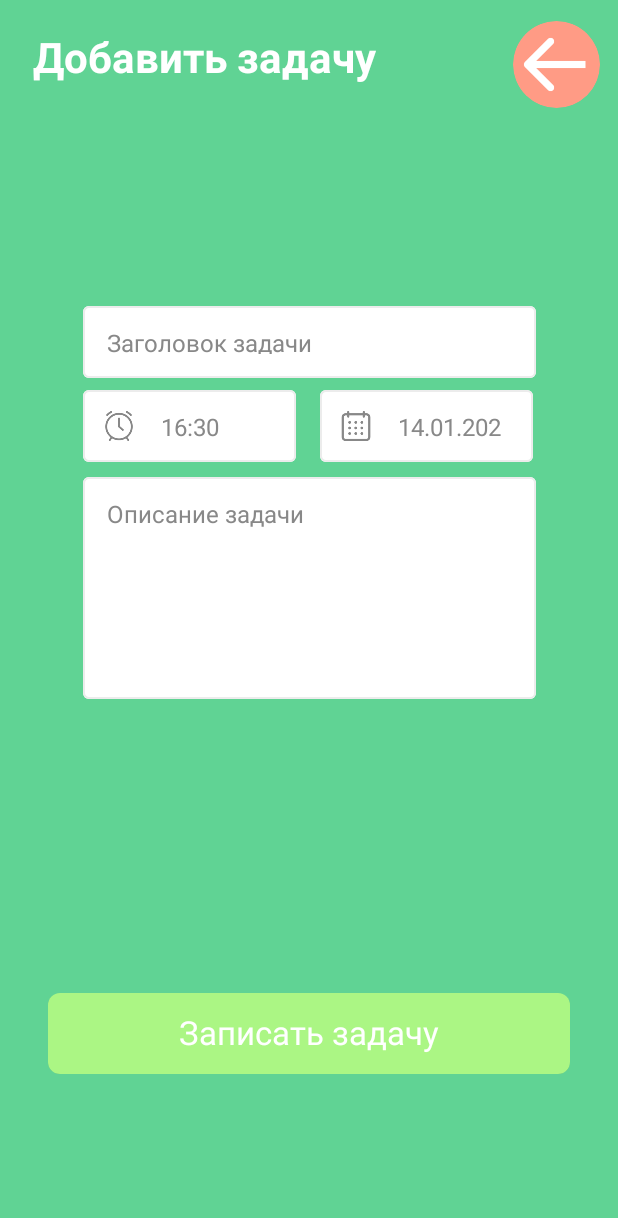
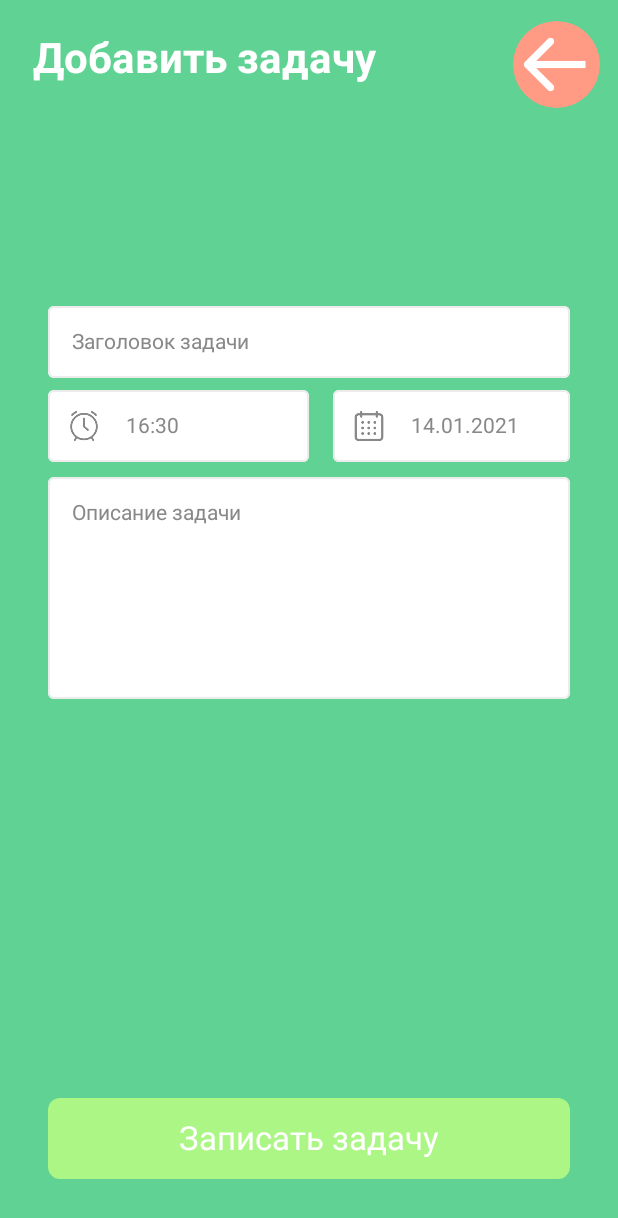
Before and after one commit to KunavinAnton/PRACT_10.11_JetpackCompose, an Android app built with Jetpack Compose: the add_task screen opened through its navigation route, on a phone screen of 412 x 824 dp. Shown: the top 1218 px of the screen. Run offline under Robolectric (Android 15) with nearby library versions, the phone set to English and light mode, and no system bars; our stand-ins replace accompanist; libraries missing offline, so code that uses them is left out: com.google.accompanist.navigation.

Commit message:
финалочка

```diff
--- a/app/src/main/java/com/example/jetpackcompose_kunavin_pr33/Elements.kt
+++ b/app/src/main/java/com/example/jetpackcompose_kunavin_pr33/Elements.kt
@@ -1,8 +1,12 @@
+@file:Suppress("DEPRECATION")
+
 package com.example.jetpackcompose_kunavin_pr33
 
+import android.annotation.SuppressLint
 import android.app.Activity
 import android.content.res.Resources
 import android.view.ContextThemeWrapper
+import android.view.ViewGroup
 import android.widget.CalendarView
 import android.window.OnBackInvokedCallback
 import android.window.OnBackInvokedDispatcher
@@ -15,6 +19,7 @@ import androidx.compose.foundation.layout.*
 import androidx.compose.foundation.lazy.LazyColumn
 import androidx.compose.foundation.shape.CircleShape
 import androidx.compose.foundation.shape.RoundedCornerShape
+import androidx.compose.foundation.text.KeyboardOptions
 import androidx.compose.material.*
 import androidx.compose.runtime.Composable
 import androidx.compose.runtime.mutableStateOf
@@ -28,18 +33,21 @@ import androidx.compose.ui.res.painterResource
 import androidx.compose.ui.semantics.SemanticsActions.OnClick
 import androidx.compose.ui.text.TextStyle
 import androidx.compose.ui.text.font.FontWeight
+import androidx.compose.ui.text.input.KeyboardType
 import androidx.compose.ui.text.style.TextAlign
 import androidx.compose.ui.tooling.preview.Preview
 import androidx.compose.ui.unit.Dp
 import androidx.compose.ui.unit.dp
 import androidx.compose.ui.unit.sp
 import androidx.compose.ui.viewinterop.AndroidView
+import androidx.core.view.size
 import androidx.navigation.NavController
 import androidx.navigation.NavHostController
 import androidx.navigation.compose.currentBackStackEntryAsState
 import androidx.navigation.compose.rememberNavController
 import com.example.jetpackcompose_kunavin_pr33.fragments.EditAlarmFragment
 import com.example.jetpackcompose_kunavin_pr33.ui.theme.*
+import java.util.*
 
 
 //Список дел :)
@@ -111,9 +119,9 @@ fun AddBottomMenu(navController: NavController){
 fun ElementViewTask(navController: NavController, msg:MessageItem, navigateItem:NavigationItems){
     Card(modifier = Modifier
         .size(428.dp, 108.dp)
-        .clickable (
+        .clickable(
             onClick = {
-                navController.navigate(navigateItem.route){
+                navController.navigate(navigateItem.route) {
                     navController.graph.startDestinationRoute?.let { route ->
                         popUpTo(route) {
                             saveState = true
@@ -228,9 +236,11 @@ fun AddSwitch(navController: NavController, time:String, navigateItem:Navigation
             style = TextStyle(color = Color.White,
                 fontSize = 48.sp,
                 textAlign = TextAlign.Center),
-            modifier = Modifier.padding(28.dp, 0.dp, 0.dp, 8.dp).clickable(
+            modifier = Modifier
+                .padding(28.dp, 0.dp, 0.dp, 8.dp)
+                .clickable(
                     onClick = {
-                    navController.navigate(navigateItem.route){
+                        navController.navigate(navigateItem.route) {
                             navController.graph.startDestinationRoute?.let { route ->
                                 popUpTo(route) {
                                     saveState = true
@@ -264,20 +274,27 @@ fun AddSwitch(navController: NavController, time:String, navigateItem:Navigation
     }
 }
 
+@SuppressLint("ResourceType")
 @Composable
 fun AddCalendar(){
     Column(
         verticalArrangement = Arrangement.Center,
         horizontalAlignment = Alignment.CenterHorizontally,
-        modifier = Modifier.fillMaxSize()
+        modifier = Modifier.fillMaxWidth().height(398.dp).padding(bottom = 48.dp)
     ) {
-        AndroidView(factory = {CalendarView(it)},
+        AndroidView(factory = {CalendarView(it).apply {
+            layoutParams = ViewGroup.LayoutParams(
+                ViewGroup.LayoutParams.MATCH_PARENT,
+                ViewGroup.LayoutParams.MATCH_PARENT
+            )
+        }},
             update = {
-            it.setOnDateChangeListener{ calendarView, year, month, day ->
+            it.setOnDateChangeListener{ _, _, _, _ ->
             }
         }, modifier = Modifier.wrapContentSize())
     }
 }
+
 
 @Composable
 fun AddSettingsElement(name:String){
@@ -304,16 +321,15 @@ fun AddProfileIcon(){
 }
 
 @Composable
-fun AddTextField(hint: String, sizeWidth: Dp, sizeHeight: Dp, singleLine:Boolean = true){
+fun AddTextField(hint: String, sizeWidth: Dp, sizeHeight: Dp, singleLine:Boolean = true, keyboardType:KeyboardType = KeyboardType.Text){
     val message = remember{mutableStateOf("")}
     OutlinedTextField(
         modifier = Modifier
-            .size(sizeWidth, sizeHeight)
-            .padding(horizontal = 8.dp),
+            .size(sizeWidth, sizeHeight),
         value = message.value,
         onValueChange =  { message.value = it },
-        textStyle = TextStyle(color = Color.Gray, fontSize = 16.sp),
-        placeholder = { Text(hint, style = TextStyle(color = Color.Gray, fontSize = 16.sp))},
+        textStyle = TextStyle(color = Color.Gray, fontSize = 14.sp),
+        placeholder = { Text(hint, style = TextStyle(color = Color.Gray, fontSize = 14.sp))},
         colors = TextFieldDefaults.outlinedTextFieldColors(
             focusedBorderColor = Color.Gray,
             unfocusedBorderColor = LightGray,
@@ -321,20 +337,21 @@ fun AddTextField(hint: String, sizeWidth: Dp, sizeHeight: Dp, singleLine:Boolean
             leadingIconColor = Color.Gray,
             cursorColor = Color.Gray
         ),
-        singleLine = singleLine
+        singleLine = singleLine,
+        keyboardOptions = KeyboardOptions(keyboardType = keyboardType)
     )
 }
+
 @Composable
-fun AddTextFieldIcon(hint: String, sizeWidth: Dp, sizeHeight: Dp, icon: Int = -1, singleLine:Boolean = true){
+fun AddTextFieldIcon(hint: String, sizeWidth: Dp, sizeHeight: Dp, icon: Int = -1, singleLine:Boolean = true, keyboardType:KeyboardType = KeyboardType.Text){
     val message = remember{mutableStateOf("")}
     OutlinedTextField(
         modifier = Modifier
-            .size(sizeWidth, sizeHeight)
-            .padding(horizontal = 8.dp),
+            .size(sizeWidth, sizeHeight),
         value = message.value,
         onValueChange =  { message.value = it },
-        textStyle = TextStyle(color = Color.Gray, fontSize = 16.sp),
-        placeholder = { Text(hint, style = TextStyle(color = Color.Gray, fontSize = 16.sp))},
+        textStyle = TextStyle(color = Color.Gray, fontSize = 14.sp),
+        placeholder = { Text(hint, style = TextStyle(color = Color.Gray, fontSize = 14.sp))},
         leadingIcon = { if(icon != -1) Icon(modifier = Modifier.size(20.dp,20.dp), painter = painterResource(id = icon), contentDescription = "date") },
         colors = TextFieldDefaults.outlinedTextFieldColors(
             focusedBorderColor = Color.Gray,
@@ -343,7 +360,8 @@ fun AddTextFieldIcon(hint: String, sizeWidth: Dp, sizeHeight: Dp, icon: Int = -1
             leadingIconColor = Color.Gray,
             cursorColor = Color.Gray
         ),
-        singleLine = singleLine
+        singleLine = singleLine,
+        keyboardOptions = KeyboardOptions(keyboardType = keyboardType)
     )
 }
 
@@ -353,7 +371,7 @@ var list = listOf("Понедельник", "Вторник", "Среда", "Ч
 fun AddCheckBox(name:String){
     val checkedState = remember { mutableStateOf(false) }
     Row(modifier = Modifier
-        .size(198.dp, 48.dp)
+        .size(198.dp, 38.dp)
         .background(Green)
         .padding(start = 8.dp), verticalAlignment = Alignment.CenterVertically) {
         Checkbox(
@@ -374,7 +392,9 @@ fun AddCheckBox(name:String){
 
 @Composable
 fun AddCheckBoxes(list:List<String>){
-    Column(modifier = Modifier.size(208.dp, 368.dp).background(Green), horizontalAlignment = Alignment.CenterHorizontally) {
+    Column(modifier = Modifier
+        .size(208.dp, 368.dp)
+        .background(Green), horizontalAlignment = Alignment.CenterHorizontally) {
         Text(text = "Повторять каждый:", style = TextStyle(fontSize = 18.sp, color = Color.White), modifier = Modifier.padding(end = 28.dp))
         LazyColumn {
             list.map { item { AddCheckBox(it) } }
@@ -386,6 +406,6 @@ fun AddCheckBoxes(list:List<String>){
 @Composable
 fun DefaultPreview() {
     JetpackCompose_Kunavin_PR33Theme {
-        AddCheckBoxes(list)
+
     }
 }
--- a/app/src/main/java/com/example/jetpackcompose_kunavin_pr33/fragments/AddTaskFragment.kt
+++ b/app/src/main/java/com/example/jetpackcompose_kunavin_pr33/fragments/AddTaskFragment.kt
@@ -5,6 +5,7 @@ import androidx.compose.material.Surface
 import androidx.compose.runtime.Composable
 import androidx.compose.ui.Alignment
 import androidx.compose.ui.Modifier
+import androidx.compose.ui.text.input.KeyboardType
 import androidx.compose.ui.unit.dp
 import androidx.navigation.NavController
 import com.example.jetpackcompose_kunavin_pr33.*
@@ -22,17 +23,24 @@ fun AddTaskFragment(navController: NavController){
         Column(verticalArrangement = Arrangement.SpaceBetween) {
             GeneralActivityHead(navController ,"Добавить задачу", R.drawable.back_button, 28, 58, 18, NavigationItems.List)
             Column(modifier = Modifier.size(428.dp, 328.dp), horizontalAlignment = Alignment.CenterHorizontally){
-                AddTextField(hint = "Заголовок задачи", sizeWidth = 318.dp, sizeHeight = 48.dp)
-                Row(modifier = Modifier.size(318.dp, 58.dp).padding(top = 8.dp)) {
-                    AddTextFieldIcon(hint = "16:30", sizeWidth = 158.dp, sizeHeight = 48.dp, icon = R.drawable.alarm_icon)
-                    AddTextFieldIcon(hint = "14.01.2021", sizeWidth = 158.dp, sizeHeight = 48.dp, icon = R.drawable.calendar_icon)
+                AddTextField(hint = "Заголовок задачи", sizeWidth = 348.dp, sizeHeight = 48.dp)
+                Row(modifier = Modifier
+                    .size(348.dp, 58.dp)
+                    .padding(top = 8.dp)) {
+                    AddTextFieldIcon(hint = "16:30", sizeWidth = 174.dp, sizeHeight = 48.dp, icon = R.drawable.alarm_icon, keyboardType = KeyboardType.Number)
+                    Spacer(modifier = Modifier.padding(horizontal = 8.dp))
+                    AddTextFieldIcon(hint = "14.01.2021", sizeWidth = 174.dp, sizeHeight = 48.dp, icon = R.drawable.calendar_icon, keyboardType = KeyboardType.Number)
                 }
-                Row(modifier = Modifier.size(318.dp, 178.dp).padding(top = 8.dp)) {
-                    AddTextField(hint = "Описание задачи", sizeWidth = 318.dp, sizeHeight = 148.dp, singleLine = false)
+                Row(modifier = Modifier
+                    .size(348.dp, 178.dp)
+                    .padding(top = 8.dp)) {
+                    AddTextField(hint = "Описание задачи", sizeWidth = 348.dp, sizeHeight = 148.dp, singleLine = false)
                 }
             }
-            Column(modifier = Modifier.size(428.dp, 198.dp).padding(top = 28.dp), horizontalAlignment = Alignment.CenterHorizontally) {
-                AddButton(navController, "Записать задачу", LightGreen, 22, 8, NavigationItems.List)
+            Column(modifier = Modifier
+                .size(428.dp, 198.dp)
+                .padding(top = 28.dp), horizontalAlignment = Alignment.CenterHorizontally) {
+                AddButton(navController, "Записать задачу", LightGreen, 22, 78, NavigationItems.List)
             }
         }
     }
```
Also changed, not shown: app/src/main/java/com/example/jetpackcompose_kunavin_pr33/fragments/CreateAlarmFragment.kt (+9 -11 lines), app/src/main/java/com/example/jetpackcompose_kunavin_pr33/fragments/EditAlarmFragment.kt (+10 -6 lines), app/src/main/java/com/example/jetpackcompose_kunavin_pr33/fragments/EditTaskFragment.kt (+8 -6 lines), app/src/main/java/com/example/jetpackcompose_kunavin_pr33/fragments/UserLoginFragment.kt (+4 -3 lines), app/src/main/java/com/example/jetpackcompose_kunavin_pr33/fragments/UserRegistrationFragment.kt (+5 -4 lines). Lines whose indentation alone changed are shown as unchanged.
